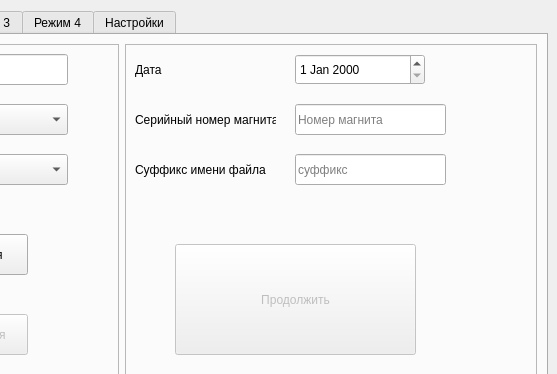
BuslaySt/RotatingCoils, file harm_ui_v4.ui: the form before one commit; both pictures show x 313 to 870 and y 0 to 374 of the 870 by 870 pixel window.
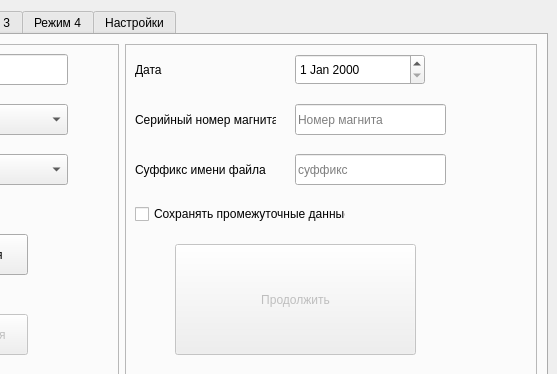
The form after the commit.

```diff
--- a/harm_ui_v4.ui
+++ b/harm_ui_v4.ui
@@ -329,6 +329,19 @@
             </rect>
            </property>
           </widget>
+          <widget class="QCheckBox" name="cBox_SaveRawData">
+           <property name="geometry">
+            <rect>
+             <x>10</x>
+             <y>160</y>
+             <width>211</width>
+             <height>20</height>
+            </rect>
+           </property>
+           <property name="text">
+            <string>Сохранять промежуточные данные</string>
+           </property>
+          </widget>
          </widget>
         </item>
        </layout>
```
